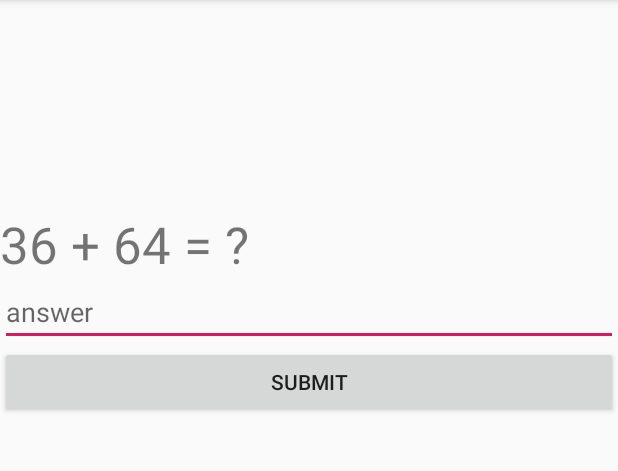
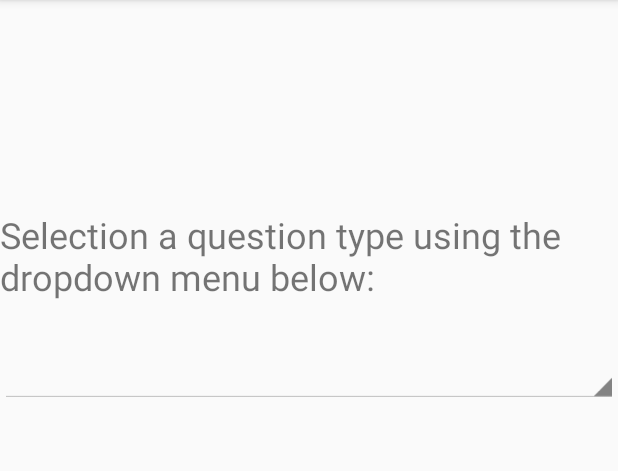
Before and after one commit to xinshuoLei/Desperalarm, an Android app: the QuestionActivity screen opened directly, with no data from a screen before it, on a phone screen of 412 x 824 dp, the part 84-555 px from its top. Run offline under Robolectric (Android 15) with nearby library versions, the phone set to English and light mode, and no system bars.

Commit message:
add question types

```diff
--- a/new_DesperAlarm/app/src/main/java/com/example/desperalarm/activities/QuestionActivity.java
+++ b/new_DesperAlarm/app/src/main/java/com/example/desperalarm/activities/QuestionActivity.java
@@ -3,16 +3,23 @@ package com.example.desperalarm.activities;
 import android.content.Intent;
 import android.os.Bundle;
 import android.view.View;
+import android.widget.AdapterView;
+import android.widget.ArrayAdapter;
 import android.widget.Button;
 import android.widget.EditText;
+import android.widget.Spinner;
 import android.widget.TextView;
 
 import androidx.annotation.Nullable;
 import androidx.appcompat.app.AppCompatActivity;
 
 import com.example.desperalarm.R;
+import com.example.desperalarm.generatequestion.CalculationGenerator;
+import com.example.desperalarm.generatequestion.CountGenerator;
+import com.example.desperalarm.generatequestion.HardCalculationGenerator;
+import com.example.desperalarm.generatequestion.QuestionGenerator;
+import com.example.desperalarm.generatequestion.SortGenerator;
 import com.example.desperalarm.service.AlarmService;
-import java.util.Random;
 
 
 /**
@@ -21,82 +28,106 @@ import java.util.Random;
  */
 public class QuestionActivity extends AppCompatActivity {
 
+    private final String EMPTY = "";
+    private final String CALCULATION = "Calculation";
+    private final String CALCULATION_HARD = "Hard calculation (multiplication included)";
+    private final String SORT = "Sorting";
+    private final String COUNT = "Count appearances";
+
+    private QuestionGenerator generator = null;
+    private String[] typesArray = {EMPTY, CALCULATION, CALCULATION_HARD, SORT, COUNT};
+    private String typeSelection = EMPTY;
+    private TextView question;
+    private Button submit;
+    private EditText answer;
+
     @Override
     protected void onCreate(@Nullable Bundle savedInstanceState) {
         super.onCreate(savedInstanceState);
-        setContentView(R.layout.question);
-        TextView question = findViewById(R.id.challenge);
-        // generate a random question
-        int[] questionVals = generateNumber();
-        boolean questionOp = generateOperation();
-        question.setText(formatQuestion(questionVals, questionOp));
-        Button submit = findViewById(R.id.submit);
-        // when user clicks submit, check answer
+        setContentView(R.layout.activity_question);
+
+        question = findViewById(R.id.challenge);
+        submit = findViewById(R.id.submit);
+        answer = findViewById(R.id.answer);
+        answer.setVisibility(View.INVISIBLE);
+        question.setVisibility(View.INVISIBLE);
+        submit.setVisibility(View.INVISIBLE);
+
         submit.setOnClickListener(new View.OnClickListener() {
             @Override
             public void onClick(View view) {
                  EditText answer = findViewById(R.id.answer);
                  String result = answer.getText().toString();
-                if (checkAnswer(questionVals, questionOp, Integer.parseInt(result))) {
+                 if (generator.checkAnswer(result)) {
                      Intent intentService = new Intent(getApplicationContext(), AlarmService.class);
                      getApplicationContext().stopService(intentService);
                      finish();
                  } else {
-                    // if answer is wrong, clear text fild
+                     // if answer is wrong, clear text field
                      answer.setText("");
                  }
             }
         });
 
+
+
+        // set options for question types
+        Spinner questionType = (Spinner) findViewById(R.id.spinner);
+        ArrayAdapter<String> adapter = new ArrayAdapter<>(this,
+                android.R.layout.simple_spinner_dropdown_item, typesArray);
+        questionType.setAdapter(adapter);
+        questionType.setOnItemSelectedListener(new AdapterView.OnItemSelectedListener() {
+            @Override
+            public void onItemSelected(AdapterView<?> parentView, View selectedItemView, int position, long id) {
+                // your code here
+                typeSelection = typesArray[position];
+                setQuestion();
+            }
+
+            @Override
+            public void onNothingSelected(AdapterView<?> parentView) {
+                return;
+            }
+
+        });
+
+
     }
 
     /**
-     * Generate two random numbers
-     * @return array of generated numbers
+     * set the question prompt based on current selection
      */
-    public static int[] generateNumber() {
-        Random rand = new Random();
-        int upperbound = 100;
-        int firstVal = rand.nextInt(upperbound);
-        int secondVal = rand.nextInt(upperbound);
-        return new int[]{firstVal, secondVal};
+    private void setQuestion() {
+        switch (typeSelection) {
+            case CALCULATION:
+                // generate a random question
+                generator = new CalculationGenerator();
+                question.setText(generator.outputQuestion());
+                break;
+
+            case CALCULATION_HARD:
+                generator = new HardCalculationGenerator();
+                question.setText(generator.outputQuestion());
+                break;
+
+            case SORT:
+                generator = new SortGenerator();
+                question.setText(generator.outputQuestion());
+                break;
+
+            case COUNT:
+                generator = new CountGenerator();
+                question.setText(generator.outputQuestion());
+                break;
+
+            default:
+                question.setText("");
+        }
+        if (!typeSelection.equals(EMPTY)) {
+            question.setVisibility(View.VISIBLE);
+            answer.setVisibility(View.VISIBLE);
+            submit.setVisibility(View.VISIBLE);
         }
 
-    /**
-     * Generate a random operation, true represents addition, false represents subtraction
-     * @return the generated operation
-     */
-    public static boolean generateOperation() {
-        Random rand = new Random();
-        boolean operation = rand.nextBoolean();
-        return operation;
-    }
-
-    /**
-     * Format the question into a string
-     * @param vals question vals
-     * @param operation question operation
-     * @return formatted question
-     */
-    private String formatQuestion(int[] vals, boolean operation) {
-        String operationString = " - ";
-        if (operation) {
-            operationString = " + ";
-        }
-        return vals[0] + operationString + vals[1] + " = ?";
-    }
-
-    /**
-     * Check if the answer is correct
-     * @param vals question vals
-     * @param operation question ops
-     * @param answer the answer to chek
-     * @return true if the answer is correct
-     */
-    public static boolean checkAnswer(int[] vals, boolean operation, int answer) {
-        if (operation) {
-            return answer == (vals[0] + vals[1]);
-        }
-        return answer == (vals[0] - vals[1]);
     }
 }
--- a/new_DesperAlarm/app/src/main/java/com/example/desperalarm/alarmslist/AlarmsListFragment.java
+++ b/new_DesperAlarm/app/src/main/java/com/example/desperalarm/alarmslist/AlarmsListFragment.java
@@ -37,7 +37,6 @@ public class AlarmsListFragment extends Fragment implements OnToggleAlarmListene
     private AlarmsListViewModel alarmsListViewModel;
     private RecyclerView alarmsRecyclerView;
     private Button addAlarm;
-    private Button deleteAlarm;
     private View listView;
 
     @Override
--- /dev/null
+++ b/new_DesperAlarm/app/src/main/java/com/example/desperalarm/generatequestion/QuestionGenerator.java
@@ -0,0 +1,6 @@
+package com.example.desperalarm.generatequestion;
+
+public abstract class QuestionGenerator {
+    public abstract String outputQuestion();
+    public abstract boolean checkAnswer(String answer);
+}
--- a/new_DesperAlarm/app/src/main/res/layout/question.xml
+++ b/new_DesperAlarm/app/src/main/res/layout/activity_question.xml
@@ -1,17 +1,33 @@
 <?xml version="1.0" encoding="utf-8"?>
 <LinearLayout xmlns:android="http://schemas.android.com/apk/res/android"
+    xmlns:tools="http://schemas.android.com/tools"
     android:layout_width="match_parent"
     android:layout_height="match_parent"
     android:orientation="vertical">
 
 
     <TextView
+        android:id="@+id/typePrompt"
+        android:layout_width="match_parent"
+        android:layout_height="wrap_content"
+        android:layout_marginTop="140dp"
+        android:text="Selection a question type using the dropdown menu below:"
+        android:textSize="24sp" />
+
+    <Spinner
+        android:id="@+id/spinner"
+        style="@android:style/Widget.Holo.Light.Spinner"
+        android:layout_width="match_parent"
+        android:layout_height="48dp"
+        android:layout_marginTop="20dp" />
+
+    <TextView
         android:id="@+id/challenge"
         android:layout_width="match_parent"
         android:layout_height="wrap_content"
-        android:layout_marginTop="140dp"
+        android:layout_marginTop="30dp"
         android:text="TextView"
-        android:textSize="34sp" />
+        android:textSize="24sp" />
 
     <EditText
         android:id="@+id/answer"
@@ -19,10 +35,12 @@
         android:layout_height="wrap_content"
         android:hint="answer"
         />
+
     <Button
         android:id="@+id/submit"
         android:layout_width="match_parent"
         android:layout_height="wrap_content"
-        android:text="Submit" />
+        android:text="submit"
+        android:visibility="invisible" />
 
 </LinearLayout>
```
Also changed, not shown: new_DesperAlarm/app/src/main/java/com/example/desperalarm/generatequestion/CalculationGenerator.java (added, +66 -0 lines), new_DesperAlarm/app/src/main/java/com/example/desperalarm/generatequestion/CountGenerator.java (added, +43 -0 lines), new_DesperAlarm/app/src/main/java/com/example/desperalarm/generatequestion/HardCalculationGenerator.java (added, +69 -0 lines), new_DesperAlarm/app/src/main/java/com/example/desperalarm/generatequestion/SortGenerator.java (added, +31 -0 lines), 1 other file. Lines whose indentation alone changed are shown as unchanged.
